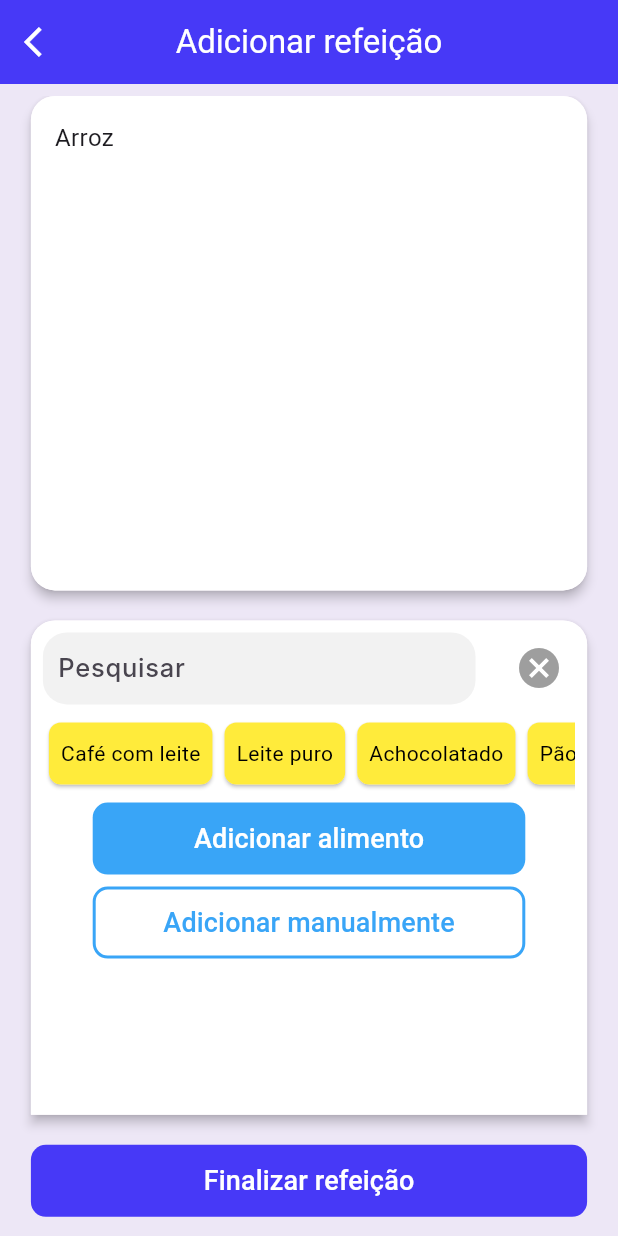
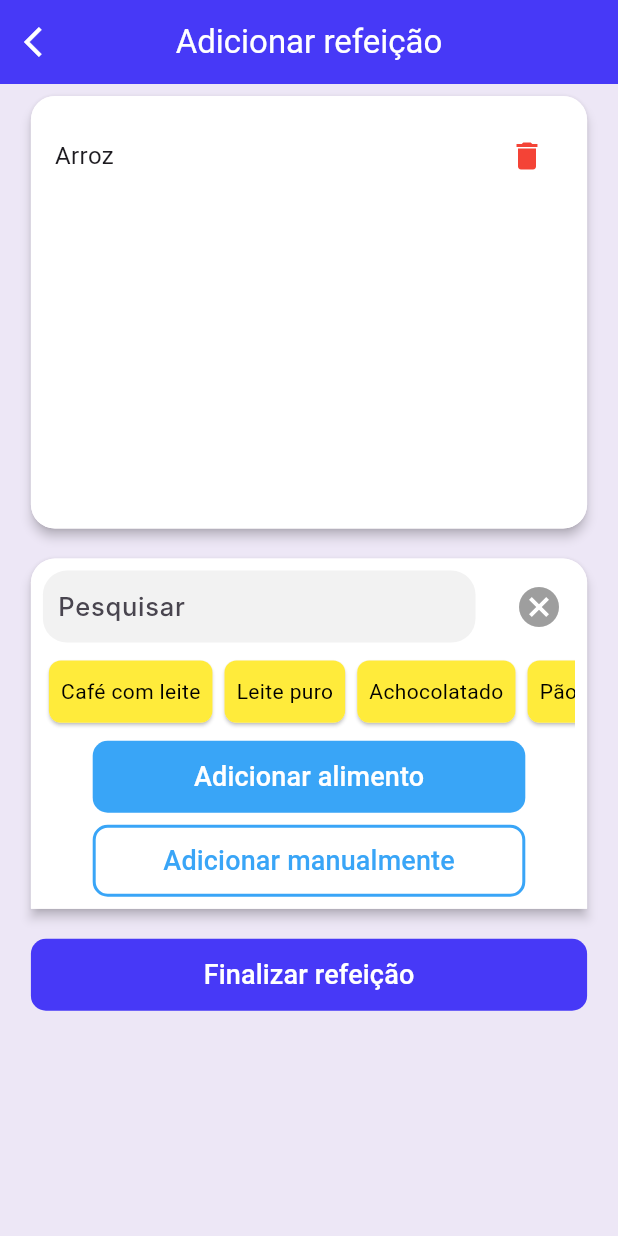
Before and after one commit to anselmoparente/DiarioPed, a Flutter app: the AddMeal screen opened directly, on a phone screen of 412 x 824 dp. Run offline on Flutter 3.47's test engine with Material 3 defaults, Android fonts, the phone set to English and light mode, and no system bars; our stand-ins replace device_info_plus, firebase_auth, firebase_core, firebase_database, flutter_svg, go_router and 1 more; accounts and stored records are empty; Roboto replaces fonts that are missing (Inter).

Commit message:
feat: Delete food

```diff
--- a/lib/app/ui/pages/add_meal.dart
+++ b/lib/app/ui/pages/add_meal.dart
@@ -127,19 +127,36 @@ class _AddMealState extends State<AddMeal> {
                   elevation: 3.0,
                   borderRadius: BorderRadius.circular(16.0),
                   child: Container(
-                    height: size.height * 0.4,
+                    height: size.height * 0.35,
                     width: size.width * 0.9,
                     padding: const EdgeInsets.all(16.0),
                     decoration: BoxDecoration(
                       color: Colors.white,
                       borderRadius: BorderRadius.circular(16.0),
                     ),
-                    child: ListView.builder(
+                    child: ListView.separated(
                       itemCount: meals.length,
                       itemBuilder: (context, index) {
-                        return Text(
+                        return Row(
+                          mainAxisAlignment: MainAxisAlignment.spaceBetween,
+                          children: [
+                            Text(
                               meals[index],
                               style: const TextStyle(fontSize: 16.0),
+                            ),
+                            IconButton(
+                              icon: const Icon(Icons.delete),
+                              color: Colors.red,
+                              onPressed: () => setState(
+                                () => meals.removeAt(index),
+                              ),
+                            ),
+                          ],
+                        );
+                      },
+                      separatorBuilder: (context, index) {
+                        return const Divider(
+                          color: Colors.grey,
                         );
                       },
                     ),
@@ -152,8 +169,8 @@ class _AddMealState extends State<AddMeal> {
                     topLeft: Radius.circular(16.0),
                     topRight: Radius.circular(16.0),
                   ),
+                  child: IntrinsicHeight(
                     child: Container(
-                    height: size.height * 0.4,
                       width: size.width * 0.9,
                       padding: const EdgeInsets.all(8.0),
                       decoration: const BoxDecoration(
@@ -276,7 +293,8 @@ class _AddMealState extends State<AddMeal> {
                                     });
                                   } else {
                                     CustomSnackBar(context).show(
-                                    message: 'Você já adicionou esse alimento!',
+                                      message:
+                                          'Você já adicionou esse alimento!',
                                     );
                                   }
                                 }
@@ -298,6 +316,7 @@ class _AddMealState extends State<AddMeal> {
                       ),
                     ),
                   ),
+                ),
                 const SizedBox(height: 20.0),
                 SizedBox(
                   width: size.width * 0.9,
```
Lines whose indentation alone changed are shown as unchanged.
